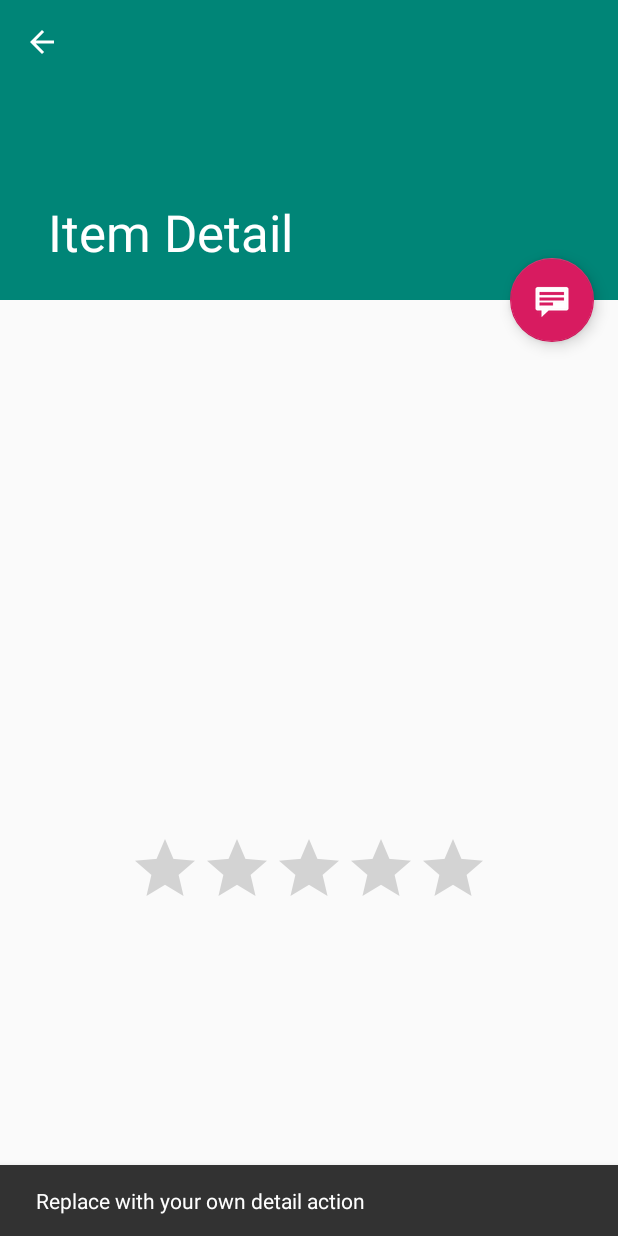
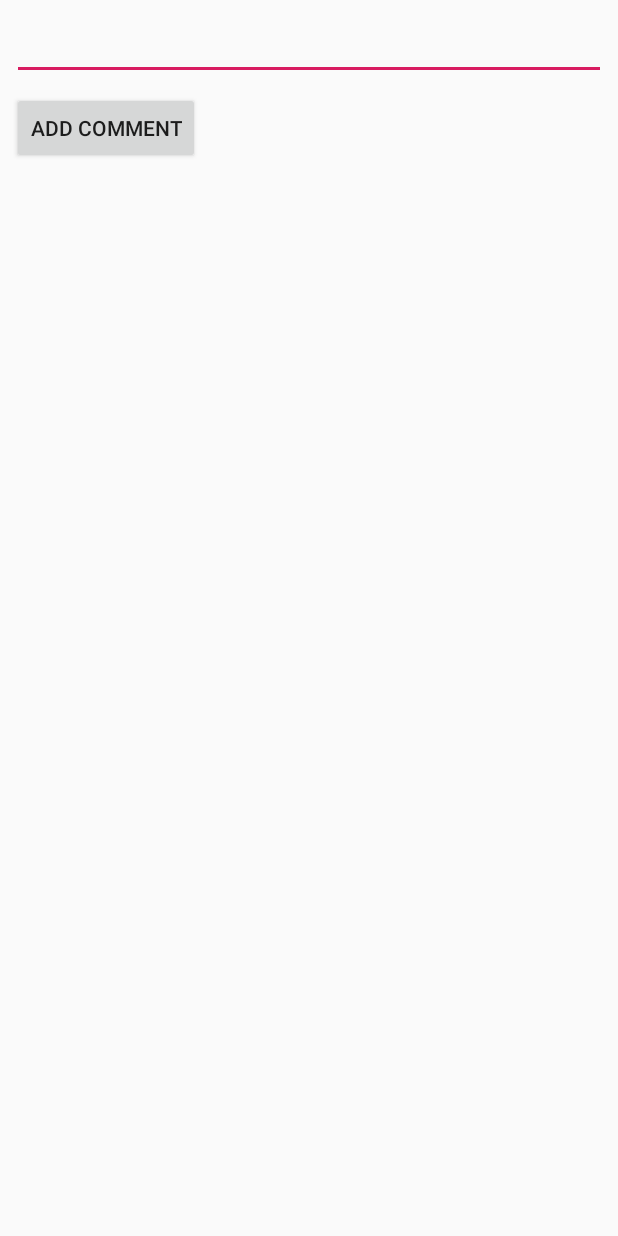
Before and after one commit to Anblak/placesapp, an Android app: the ItemDetailActivity screen opened directly, with no data from a screen before it, after a tap on an icon or button, on a phone screen of 412 x 824 dp. Run offline under Robolectric (Android 15) with nearby library versions, the phone set to English and light mode, and no system bars; 2 statements that could not run were skipped.

Commit message:
added comments adding

```diff
--- a/app/src/main/java/com/anblak/placesapp/ItemDetailActivity.java
+++ b/app/src/main/java/com/anblak/placesapp/ItemDetailActivity.java
@@ -86,9 +86,8 @@ public class ItemDetailActivity extends AppCompatActivity {
         fab.setOnClickListener(new View.OnClickListener() {
             @Override
             public void onClick(View view) {
-
-                Snackbar.make(view, "Replace with your own detail action", Snackbar.LENGTH_LONG)
-                        .setAction("Action", null).show();
+                Intent intent = new Intent(ItemDetailActivity.this, CreateCommentActivity.class);
+                startActivity(intent);
             }
         });
 
--- a/app/src/main/java/com/anblak/placesapp/login/LoginActivity.java
+++ b/app/src/main/java/com/anblak/placesapp/login/LoginActivity.java
@@ -157,7 +157,7 @@ public class LoginActivity extends AppCompatActivity {
     }
 
     private void updateUiWithUser(LoggedInUserView model) {
-        String welcome = getString(R.string.welcome) + model.getDisplayName();
+        String welcome = getString(R.string.welcome) + " " + model.getDisplayName();
         // TODO : initiate successful logged in experience
         Toast.makeText(getApplicationContext(), welcome, Toast.LENGTH_LONG).show();
     }
--- /dev/null
+++ b/app/src/main/res/layout/create_comment.xml
@@ -0,0 +1,35 @@
+<?xml version="1.0" encoding="utf-8"?>
+<android.support.constraint.ConstraintLayout xmlns:android="http://schemas.android.com/apk/res/android"
+    xmlns:app="http://schemas.android.com/apk/res-auto"
+    xmlns:tools="http://schemas.android.com/tools"
+    android:id="@+id/frameLayout2"
+    android:layout_width="match_parent"
+    android:layout_height="match_parent"
+    tools:context=".CreateCommentActivity">
+
+    <EditText
+        android:id="@+id/edit_comment"
+        android:layout_width="0dp"
+        android:layout_height="wrap_content"
+        android:layout_marginStart="8dp"
+        android:layout_marginTop="8dp"
+        android:layout_marginEnd="8dp"
+        android:ems="10"
+        android:importantForAutofill="no"
+        android:inputType="textPersonName"
+        app:layout_constraintEnd_toEndOf="parent"
+        app:layout_constraintStart_toStartOf="parent"
+        app:layout_constraintTop_toTopOf="parent"
+        tools:text="@string/enter_comment" />
+
+    <Button
+        android:id="@+id/add_comment"
+        android:layout_width="wrap_content"
+        android:layout_height="wrap_content"
+        android:layout_marginStart="8dp"
+        android:layout_marginTop="8dp"
+        android:text="@string/enter_comment_button"
+        app:layout_constraintStart_toStartOf="parent"
+        app:layout_constraintTop_toBottomOf="@+id/edit_comment" />
+
+</android.support.constraint.ConstraintLayout>
--- a/app/src/main/res/values/strings.xml
+++ b/app/src/main/res/values/strings.xml
@@ -12,4 +12,6 @@
     <string name="invalid_username">Not a valid username</string>
     <string name="invalid_password">Password must be >5 characters</string>
     <string name="login_failed">"Login failed"</string>
+    <string name="enter_comment">"Please enter your comment"</string>
+    <string name="enter_comment_button">"Add comment"</string>
 </resources>
```
Also changed, not shown: app/src/main/AndroidManifest.xml (+10 -0 lines), app/src/main/java/com/anblak/placesapp/CreateCommentActivity.java (added, +79 -0 lines), app/src/main/java/com/anblak/placesapp/ItemListActivity.java (+1 -6 lines).
